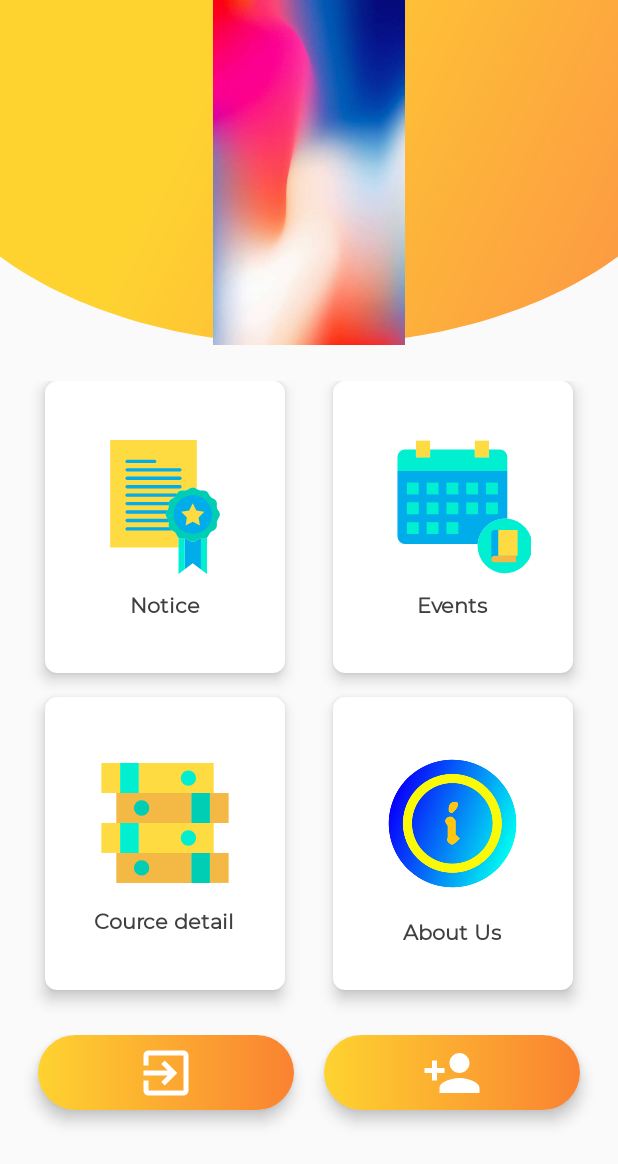
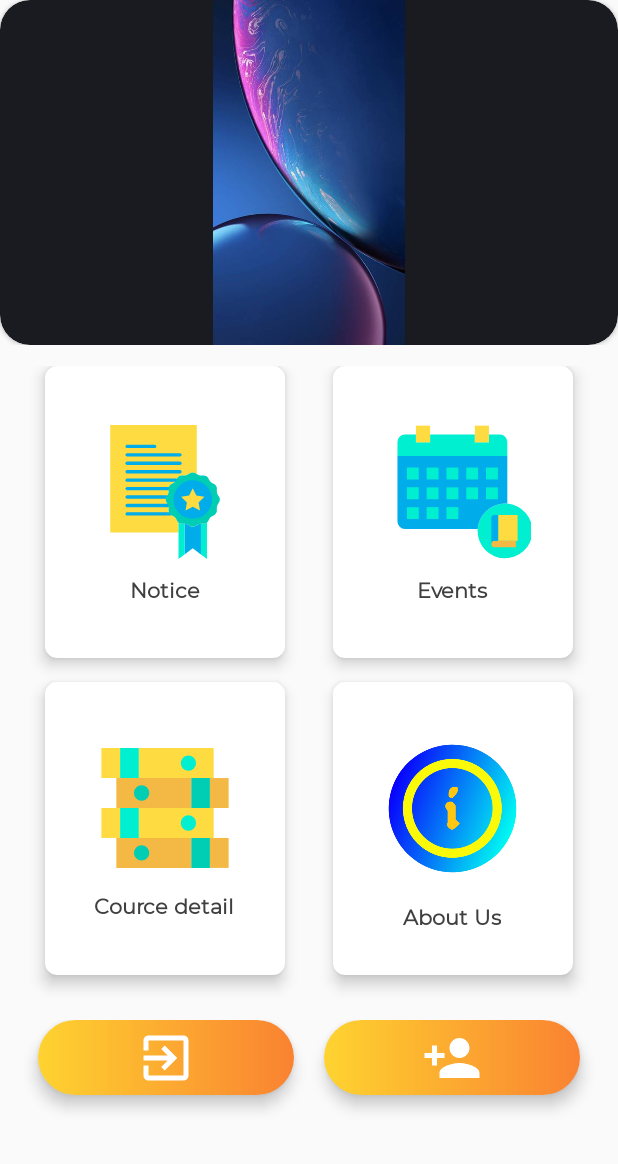
Before and after one commit to vkherani/VJM, an Android app: the screen it shows after launch (MainActivity), on a phone screen of 412 x 824 dp. Shown: the top 1164 px of the screen. Run offline under Robolectric (Android 15) with nearby library versions, the phone set to English and light mode, and no system bars.

Commit message:
carousel complete

```diff
--- a/app/src/main/java/com/example/vjm/MainActivity.java
+++ b/app/src/main/java/com/example/vjm/MainActivity.java
@@ -3,9 +3,12 @@ package com.example.vjm;
 import androidx.appcompat.app.AppCompatActivity;
 import androidx.viewpager.widget.ViewPager;
 
+import android.content.Intent;
 import android.os.Bundle;
 import android.os.Handler;
 import android.transition.Slide;
+import android.view.View;
+import android.widget.ImageButton;
 
 import java.util.ArrayList;
 import java.util.List;
@@ -15,13 +18,17 @@ public class MainActivity extends AppCompatActivity {
 
     ViewPager viewPager;
     Handler sliderHandler = new Handler();
+
     @Override
     protected void onCreate(Bundle savedInstanceState) {
         super.onCreate(savedInstanceState);
         setContentView(R.layout.activity_main);
         viewPager = findViewById(R.id.viewPager);
 
+
         final List<SliderItem> sliderItems = new ArrayList<>();
+        sliderItems.add(new SliderItem(R.drawable.backdes));
+        sliderItems.add(new SliderItem(R.drawable.backdes));
         sliderItems.add(new SliderItem(R.drawable.first));
         sliderItems.add(new SliderItem(R.drawable.second));
         sliderItems.add(new SliderItem(R.drawable.third));
--- a/app/src/main/java/com/example/vjm/SliderAdapter.java
+++ b/app/src/main/java/com/example/vjm/SliderAdapter.java
@@ -1,12 +1,14 @@
 package com.example.vjm;
 
 import android.content.Context;
+import android.os.Build;
 import android.view.LayoutInflater;
 import android.view.View;
 import android.view.ViewGroup;
 import android.widget.ImageView;
 
 import androidx.annotation.NonNull;
+import androidx.annotation.RequiresApi;
 import androidx.recyclerview.widget.RecyclerView;
 import androidx.viewpager.widget.PagerAdapter;
 import androidx.viewpager.widget.ViewPager;
@@ -37,6 +39,7 @@ public class SliderAdapter extends PagerAdapter {
         return view.equals(object);
     }
 
+    @RequiresApi(api = Build.VERSION_CODES.JELLY_BEAN)
     @NonNull
     @Override
     public Object instantiateItem(@NonNull ViewGroup container, int position) {
--- a/app/src/main/res/drawable/imageback.xml
+++ b/app/src/main/res/drawable/imageback.xml
@@ -1,9 +1,12 @@
-<?xml version="1.0" encoding="utf-8"?>
-<shape xmlns:android="http://schemas.android.com/apk/res/android">
-
-    <corners
-        android:bottomLeftRadius="200dp"
+<shape xmlns:android="http://schemas.android.com/apk/res/android" android:shape="rectangle">
+    <solid android:color="#00ffffff" />
+    <padding android:left="6dp"
+        android:top="6dp"
+        android:right="6dp"
+        android:bottom="6dp" />
+    <corners android:bottomLeftRadius="200dp"
         android:bottomRightRadius="200dp"
         android:topLeftRadius="0dp"
         android:topRightRadius="0dp"/>
+    <stroke android:width="6dp" android:color="#ffffffff" />
 </shape>
--- a/app/src/main/res/layout/activity_main.xml
+++ b/app/src/main/res/layout/activity_main.xml
@@ -13,11 +13,6 @@
         android:layout_width="match_parent"
         android:layout_height="match_parent">
 
-        <View
-            android:id="@+id/bg_top_header"
-            android:layout_width="match_parent"
-            android:layout_height="230dp"
-            android:background="@drawable/ic_bg_topheader" />
 
         <androidx.viewpager.widget.ViewPager
             android:layout_width="match_parent"
@@ -26,10 +21,11 @@
             android:overScrollMode="never"
             android:clipToPadding="false"/>
 
+
         <GridLayout
             android:layout_width="match_parent"
             android:layout_height="450dp"
-            android:layout_marginTop="10dp"
+            android:layout_marginTop="0dp"
             android:alignmentMode="alignMargins"
             android:columnCount="2"
             android:columnOrderPreserved="false"
--- a/app/src/main/res/layout/slider_item_container.xml
+++ b/app/src/main/res/layout/slider_item_container.xml
@@ -1,16 +1,14 @@
 <?xml version="1.0" encoding="utf-8"?>
-<LinearLayout xmlns:android="http://schemas.android.com/apk/res/android"
+<androidx.cardview.widget.CardView xmlns:android="http://schemas.android.com/apk/res/android"
     xmlns:app="http://schemas.android.com/apk/res-auto"
     android:layout_width="match_parent"
     android:layout_height="230dp"
-    android:orientation="vertical">
+    app:cardCornerRadius="20dp">
+
+        <ImageView
+            android:layout_width="match_parent"
+            android:layout_height="match_parent"
+            android:id="@+id/imageView"/>
 
 
-        <ImageView
-            android:id="@+id/imageView"
-            android:layout_width="match_parent"
-            android:layout_height="match_parent"
-            android:background="@drawable/imageback"
-            android:src="@drawable/first" />
-
-</LinearLayout>
+</androidx.cardview.widget.CardView>
```
Also changed, not shown: app/src/main/res/drawable/layer.xml (added, +7 -0 lines), app/src/main/res/drawable-v24/backdes.jpg (added), app/src/main/res/drawable/backdes.jpg (added).
